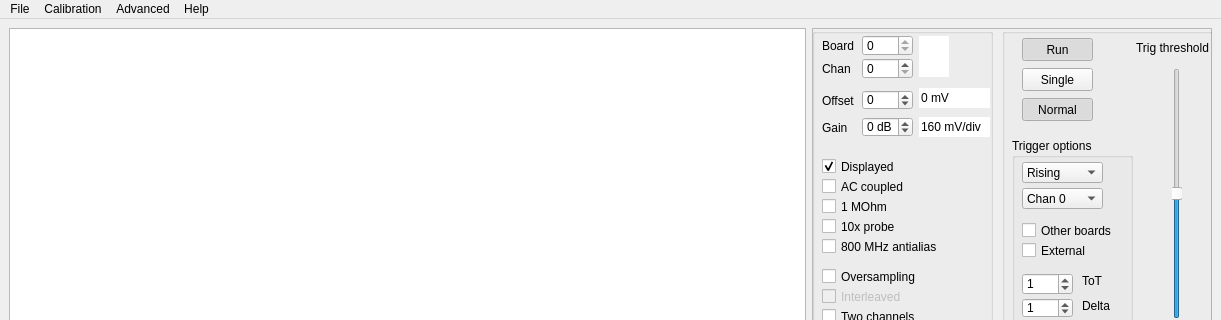
Old version of the form software/HaasoscopePro.ui in the repository drandyhaas/HaasoscopePro; both pictures show x 0 to 1221 and y 0 to 320 of the 1221 by 800 pixel window.
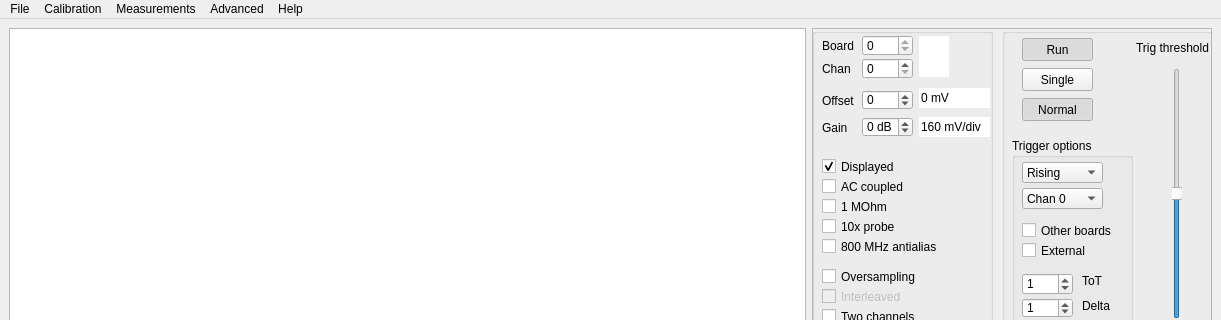
New version of the form. Custom widgets are drawn as their Qt base class.

Commit message: Selectable measurements

Patch:
```diff
--- a/software/HaasoscopePro.ui
+++ b/software/HaasoscopePro.ui
@@ -1936,8 +1936,19 @@
     </property>
     <addaction name="actionAbout"/>
    </widget>
+   <widget class="QMenu" name="menuMeasurements">
+    <property name="title">
+     <string>Measurements</string>
+    </property>
+    <addaction name="actionTrigger_thresh"/>
+    <addaction name="actionTemperatures"/>
+    <addaction name="actionMean"/>
+    <addaction name="actionRMS"/>
+    <addaction name="actionRisetime"/>
+   </widget>
    <addaction name="menuFile"/>
    <addaction name="menuCalibration"/>
+   <addaction name="menuMeasurements"/>
    <addaction name="menuOther"/>
    <addaction name="menuHelp"/>
   </widget>
```
Left out of the diff: 54 changed lines with no effect on the pictures. The commit also changes 1 other file.
